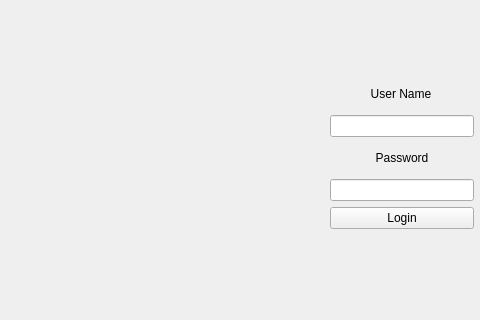
Qt form ui/mainwindow.ui (JakWaterfall/E-transport-Marketplace) before a commit; both pictures show x 0 to 480 and y 141 to 461 of the 800 by 600 pixel window.
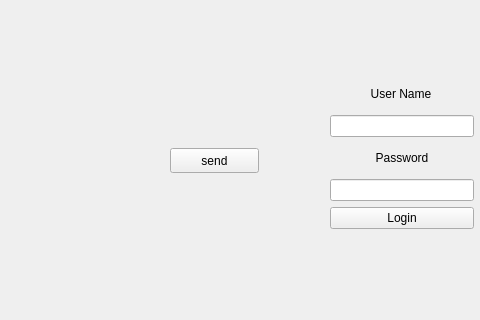
The same form after that commit.

Diff of the .ui file:
```diff
--- a/ui/mainwindow.ui
+++ b/ui/mainwindow.ui
@@ -104,6 +104,19 @@
       <zorder>userLabel</zorder>
       <zorder>loginBtn</zorder>
      </widget>
+     <widget class="QPushButton" name="pushButton">
+      <property name="geometry">
+       <rect>
+        <x>160</x>
+        <y>260</y>
+        <width>89</width>
+        <height>25</height>
+       </rect>
+      </property>
+      <property name="text">
+       <string>send</string>
+      </property>
+     </widget>
     </widget>
    </widget>
   </widget>
```
